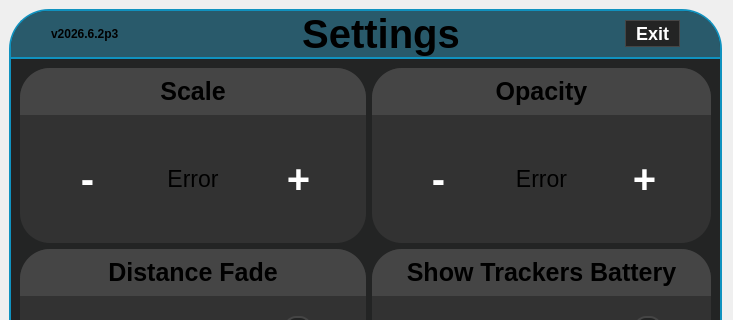
The window that src/userinterface/panicdashboard.ui (Trixxle/SeamenPerformanceOverlay) describes before a commit, drawn with Qt 5; both pictures show x 0 to 733 and y 0 to 320 of the 733 by 592 pixel window.
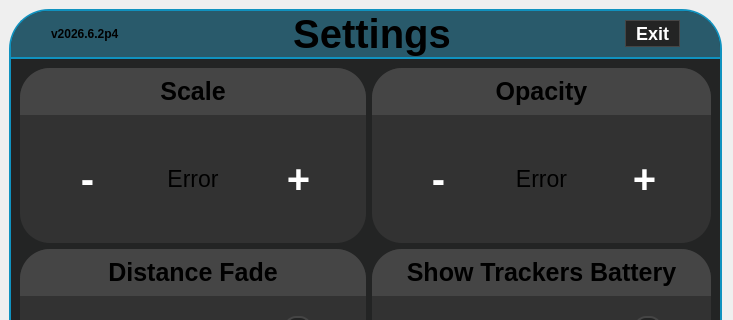
The same window after the commit. Icons and pictures are not drawn.

Patch:
```diff
--- a/src/userinterface/panicdashboard.ui
+++ b/src/userinterface/panicdashboard.ui
@@ -256,7 +256,7 @@
         <property name="frameShadow">
          <enum>QFrame::Shadow::Raised</enum>
         </property>
-        <layout class="QHBoxLayout" name="horizontalLayout" stretch="0,30,0,27,0">
+        <layout class="QHBoxLayout" name="horizontalLayout" stretch="0,30,0,30,0">
          <property name="spacing">
           <number>0</number>
          </property>
@@ -275,7 +275,7 @@
          <item>
           <widget class="QLabel" name="versionNumber">
            <property name="text">
-            <string>v2026.6.2p3</string>
+            <string>v2026.6.2p4</string>
            </property>
           </widget>
          </item>
```
